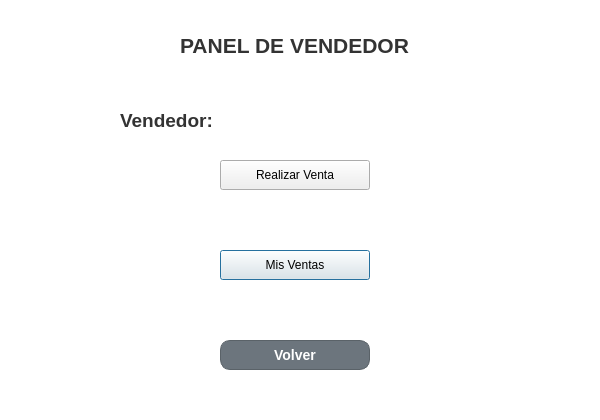
This is gui/vendedor.ui in UTN-BDA-2026/repositorio-grupo-BCCG as Qt 5 draws it before an edit. The edited form follows.
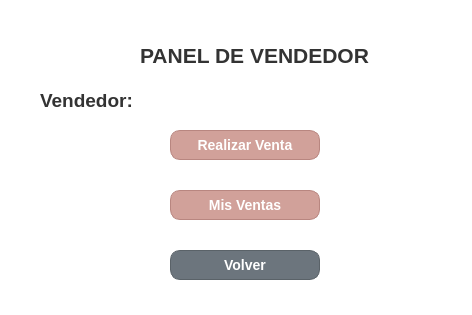
This is the edited form.

Diff of the .ui file:
```diff
--- a/gui/vendedor.ui
+++ b/gui/vendedor.ui
@@ -6,8 +6,8 @@
    <rect>
     <x>0</x>
     <y>0</y>
-    <width>600</width>
-    <height>420</height>
+    <width>472</width>
+    <height>315</height>
    </rect>
   </property>
   <property name="windowTitle">
@@ -22,8 +22,8 @@
   <widget class="QLabel" name="lblTitulo">
    <property name="geometry">
     <rect>
-     <x>180</x>
-     <y>30</y>
+     <x>140</x>
+     <y>40</y>
      <width>241</width>
      <height>31</height>
     </rect>
@@ -45,8 +45,8 @@
   <widget class="QLabel" name="lblUsuario">
    <property name="geometry">
     <rect>
-     <x>120</x>
-     <y>100</y>
+     <x>40</x>
+     <y>80</y>
      <width>250</width>
      <height>40</height>
     </rect>
@@ -71,29 +71,29 @@
   <widget class="QPushButton" name="btnVentas">
    <property name="geometry">
     <rect>
-     <x>220</x>
-     <y>250</y>
+     <x>170</x>
+     <y>190</y>
      <width>150</width>
      <height>30</height>
     </rect>
    </property>
    <property name="styleSheet">
     <string notr="true">QPushButton {
-    background-color: #FF9100;
+    background-color: #D1A19A;
     color: white;
     border-radius: 10px;
     font-weight: bold;
     font-size: 14px;
-    border: 1px solid #D47900;
+    border: 1px solid #B88680;
 }
 
 QPushButton:hover {
-    background-color: #E68200;
+    background-color: #C29089;
 }
 
 QPushButton:pressed {
-    background-color: #CC7400;
-}l</string>
+    background-color: #B3817A; 
+}</string>
    </property>
    <property name="text">
     <string>Mis Ventas</string>
@@ -102,8 +102,8 @@
   <widget class="QPushButton" name="btnSalir">
    <property name="geometry">
     <rect>
-     <x>220</x>
-     <y>340</y>
+     <x>170</x>
+     <y>250</y>
      <width>150</width>
      <height>30</height>
     </rect>
@@ -133,29 +133,29 @@
   <widget class="QPushButton" name="btnRealizarVenta">
    <property name="geometry">
     <rect>
-     <x>220</x>
-     <y>160</y>
+     <x>170</x>
+     <y>130</y>
      <width>150</width>
      <height>30</height>
     </rect>
    </property>
    <property name="styleSheet">
     <string notr="true">QPushButton {
-    background-color: #FF9100;
+    background-color: #D1A19A;
     color: white;
     border-radius: 10px;
     font-weight: bold;
     font-size: 14px;
-    border: 1px solid #D47900;
+    border: 1px solid #B88680;
 }
 
 QPushButton:hover {
-    background-color: #E68200;
+    background-color: #C29089;
 }
 
 QPushButton:pressed {
-    background-color: #CC7400;
-}l</string>
+    background-color: #B3817A; 
+}</string>
    </property>
    <property name="text">
     <string>Realizar Venta</string>
```
